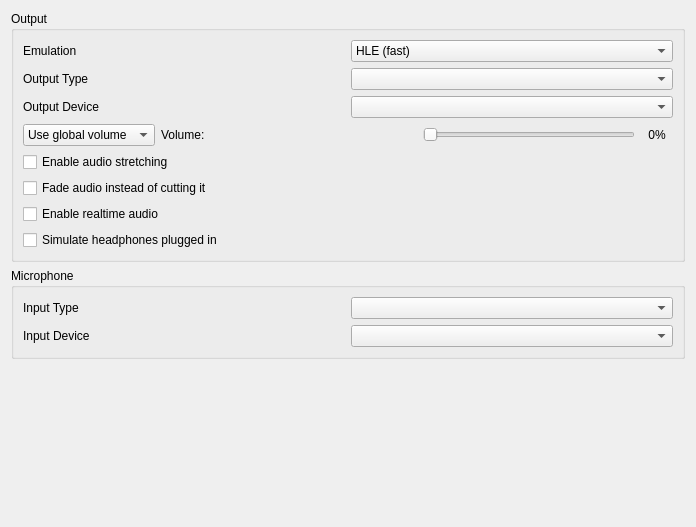
Above: src/citra_qt/configuration/configure_audio.ui from azahar-emu/azahar before the change. Below: the same form after it.
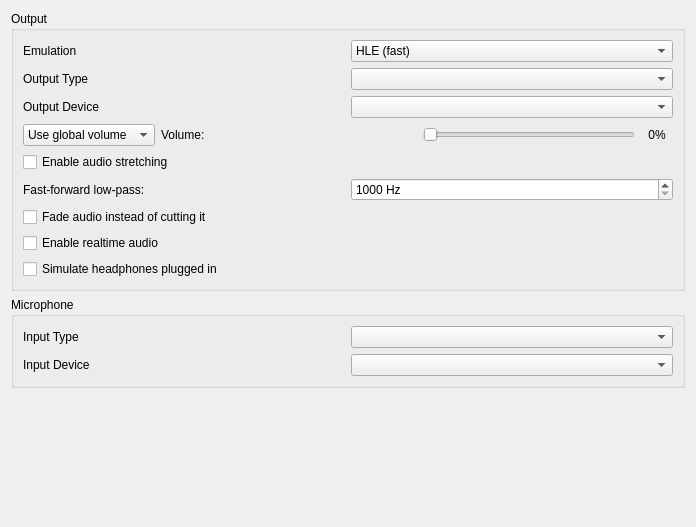
That is the form after the change.

Commit message: audio_core: Low-pass the output above full speed

Diff of the .ui file:
```diff
--- a/src/citra_qt/configuration/configure_audio.ui
+++ b/src/citra_qt/configuration/configure_audio.ui
@@ -182,6 +182,43 @@
         </property>
        </widget>
       </item>
+      <item>
+       <layout class="QHBoxLayout" name="speedup_lowpass_layout">
+        <item>
+         <widget class="QLabel" name="speedup_lowpass_label">
+          <property name="toolTip">
+           <string>&lt;html&gt;&lt;head/&gt;&lt;body&gt;&lt;p&gt;Softens harsh fast-forward audio: the cutoff is this value divided by the current speed, so faster playback is dulled more. Only applies above normal speed. The maximum turns the filter off.&lt;/p&gt;&lt;/body&gt;&lt;/html&gt;</string>
+          </property>
+          <property name="text">
+           <string>Fast-forward low-pass:</string>
+          </property>
+         </widget>
+        </item>
+        <item>
+         <widget class="QSpinBox" name="speedup_lowpass_spinbox">
+          <property name="toolTip">
+           <string>&lt;html&gt;&lt;head/&gt;&lt;body&gt;&lt;p&gt;Softens harsh fast-forward audio: the cutoff is this value divided by the current speed, so faster playback is dulled more. Only applies above normal speed. The maximum turns the filter off.&lt;/p&gt;&lt;/body&gt;&lt;/html&gt;</string>
+          </property>
+          <!-- The maximum is AudioCore::kSpeedupLowPassOff, the "do not filter" sentinel
+               (audio_core/speedup_lowpass.h). This pair mirrors the range on
+               Settings::values.speedup_lowpass (common/settings.h); the Android app carries a
+               third copy in SettingsFragmentPresenter.kt. -->
+          <property name="minimum">
+           <number>1000</number>
+          </property>
+          <property name="maximum">
+           <number>48000</number>
+          </property>
+          <property name="singleStep">
+           <number>500</number>
+          </property>
+          <property name="suffix">
+           <string> Hz</string>
+          </property>
+         </widget>
+        </item>
+       </layout>
+      </item>
       <item>
        <widget class="QCheckBox" name="toggle_audio_ramp">
         <property name="toolTip">
```
Left out of the diff: 1 changed line with no effect on the pictures. The commit also changes 23 other files.
